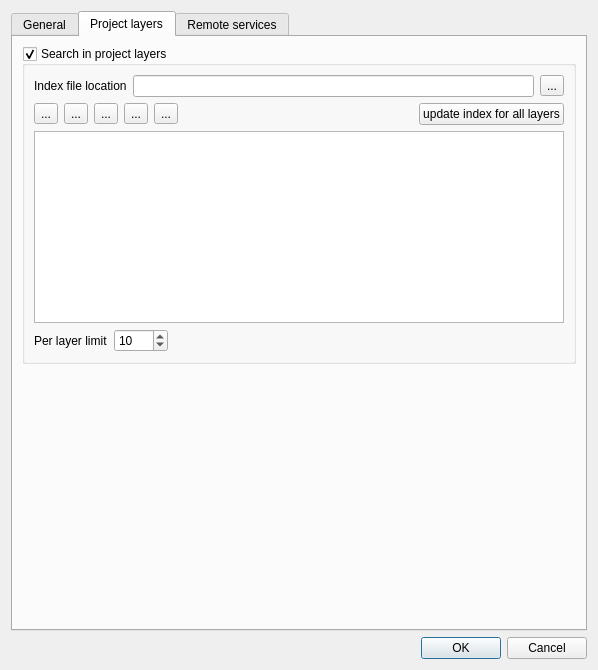
The window that ui/ui_configuration.ui (3nids/quickfinder) describes before a commit, drawn with Qt 5.
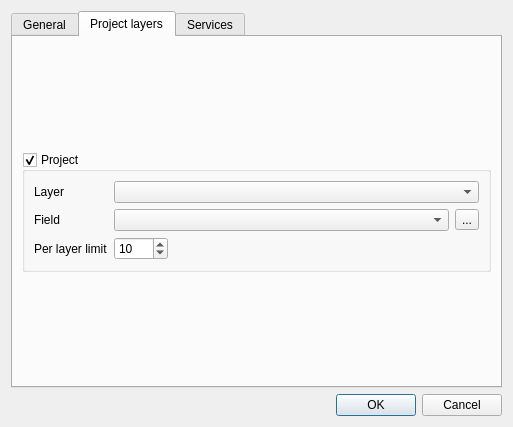
The same window after the commit. The open tabs and pages were chosen to show the change. Icons and pictures are not drawn.

Commit message: reset old UI setting file to keep master working

```diff
--- a/ui/ui_configuration.ui
+++ b/ui/ui_configuration.ui
@@ -6,8 +6,8 @@
    <rect>
     <x>0</x>
     <y>0</y>
-    <width>598</width>
-    <height>670</height>
+    <width>513</width>
+    <height>427</height>
    </rect>
   </property>
   <property name="windowTitle">
@@ -72,90 +72,86 @@
       </attribute>
       <layout class="QVBoxLayout" name="verticalLayout_4">
        <item>
-        <widget class="QGroupBox" name="project">
+        <spacer name="verticalSpacer_4">
+         <property name="orientation">
+          <enum>Qt::Vertical</enum>
+         </property>
+         <property name="sizeHint" stdset="0">
+          <size>
+           <width>20</width>
+           <height>40</height>
+          </size>
+         </property>
+        </spacer>
+       </item>
+       <item>
+        <widget class="QGroupBox" name="Project">
          <property name="title">
-          <string>Search in project layers</string>
+          <string>Project</string>
          </property>
          <property name="checkable">
           <bool>true</bool>
          </property>
-         <layout class="QGridLayout" name="gridLayout">
-          <item row="2" column="0">
-           <widget class="QTableWidget" name="tableWidget"/>
-          </item>
-          <item row="1" column="0">
-           <layout class="QHBoxLayout" name="horizontalLayout_10">
-            <item>
-             <widget class="QToolButton" name="toolButton_2">
-              <property name="text">
-               <string>...</string>
-              </property>
-             </widget>
-            </item>
-            <item>
-             <widget class="QToolButton" name="toolButton_3">
-              <property name="text">
-               <string>...</string>
-              </property>
-             </widget>
-            </item>
-            <item>
-             <widget class="QToolButton" name="toolButton_5">
-              <property name="text">
-               <string>...</string>
-              </property>
-             </widget>
-            </item>
-            <item>
-             <widget class="QToolButton" name="toolButton_4">
-              <property name="text">
-               <string>...</string>
-              </property>
-             </widget>
-            </item>
-            <item>
-             <widget class="QToolButton" name="toolButton_6">
-              <property name="text">
-               <string>...</string>
-              </property>
-             </widget>
-            </item>
-            <item>
-             <spacer name="horizontalSpacer_6">
-              <property name="orientation">
-               <enum>Qt::Horizontal</enum>
-              </property>
-              <property name="sizeHint" stdset="0">
-               <size>
-                <width>40</width>
-                <height>20</height>
-               </size>
-              </property>
-             </spacer>
-            </item>
-            <item>
-             <widget class="QPushButton" name="pushButton">
-              <property name="text">
-               <string>update index for all layers</string>
-              </property>
-             </widget>
-            </item>
-           </layout>
-          </item>
+         <layout class="QFormLayout" name="formLayout_2">
+          <property name="fieldGrowthPolicy">
+           <enum>QFormLayout::AllNonFixedFieldsGrow</enum>
+          </property>
           <item row="0" column="0">
-           <layout class="QHBoxLayout" name="horizontalLayout_9">
+           <widget class="QLabel" name="layerLabel">
+            <property name="sizePolicy">
+             <sizepolicy hsizetype="Minimum" vsizetype="Preferred">
+              <horstretch>0</horstretch>
+              <verstretch>0</verstretch>
+             </sizepolicy>
+            </property>
+            <property name="text">
+             <string>Layer</string>
+            </property>
+           </widget>
+          </item>
+          <item row="0" column="1">
+           <widget class="QComboBox" name="layerId">
+            <property name="sizePolicy">
+             <sizepolicy hsizetype="MinimumExpanding" vsizetype="Fixed">
+              <horstretch>0</horstretch>
+              <verstretch>0</verstretch>
+             </sizepolicy>
+            </property>
+            <property name="sizeAdjustPolicy">
+             <enum>QComboBox::AdjustToContents</enum>
+            </property>
+           </widget>
+          </item>
+          <item row="2" column="0">
+           <widget class="QLabel" name="FieldNameLabel">
+            <property name="text">
+             <string>Field</string>
+            </property>
+           </widget>
+          </item>
+          <item row="2" column="1">
+           <layout class="QHBoxLayout" name="fieldNameLayout">
             <item>
-             <widget class="QLabel" name="label_2">
-              <property name="text">
-               <string>Index file location</string>
+             <widget class="QComboBox" name="fieldName">
+              <property name="enabled">
+               <bool>true</bool>
+              </property>
+              <property name="sizePolicy">
+               <sizepolicy hsizetype="MinimumExpanding" vsizetype="Fixed">
+                <horstretch>0</horstretch>
+                <verstretch>0</verstretch>
+               </sizepolicy>
+              </property>
+              <property name="sizeAdjustPolicy">
+               <enum>QComboBox::AdjustToContents</enum>
               </property>
              </widget>
             </item>
             <item>
-             <widget class="QLineEdit" name="lineEdit"/>
-            </item>
-            <item>
-             <widget class="QToolButton" name="toolButton">
+             <widget class="QToolButton" name="expressionButton">
+              <property name="enabled">
+               <bool>true</bool>
+              </property>
               <property name="text">
                <string>...</string>
               </property>
@@ -164,14 +160,14 @@
            </layout>
           </item>
           <item row="3" column="0">
+           <widget class="QLabel" name="project_layerlimitLabel">
+            <property name="text">
+             <string>Per layer limit</string>
+            </property>
+           </widget>
+          </item>
+          <item row="3" column="1">
            <layout class="QHBoxLayout" name="horizontalLayout">
-            <item>
-             <widget class="QLabel" name="project_layerlimitLabel">
-              <property name="text">
-               <string>Per layer limit</string>
-              </property>
-             </widget>
-            </item>
             <item>
              <widget class="QSpinBox" name="project_layerlimit">
               <property name="minimum">
@@ -220,7 +216,7 @@
      </widget>
      <widget class="QWidget" name="servicesTab">
       <attribute name="title">
-       <string>Remote services</string>
+       <string>Services</string>
       </attribute>
       <layout class="QVBoxLayout" name="verticalLayout_2">
        <item>
```
Left out of the diff: 30 changed lines with no effect on the pictures.
